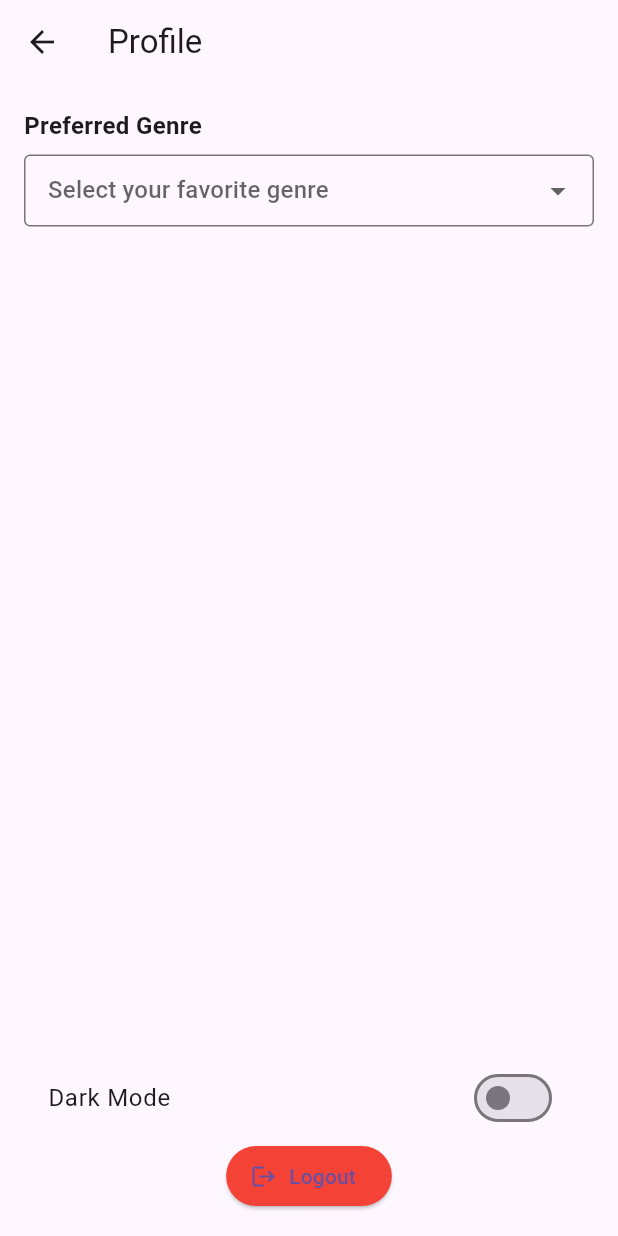
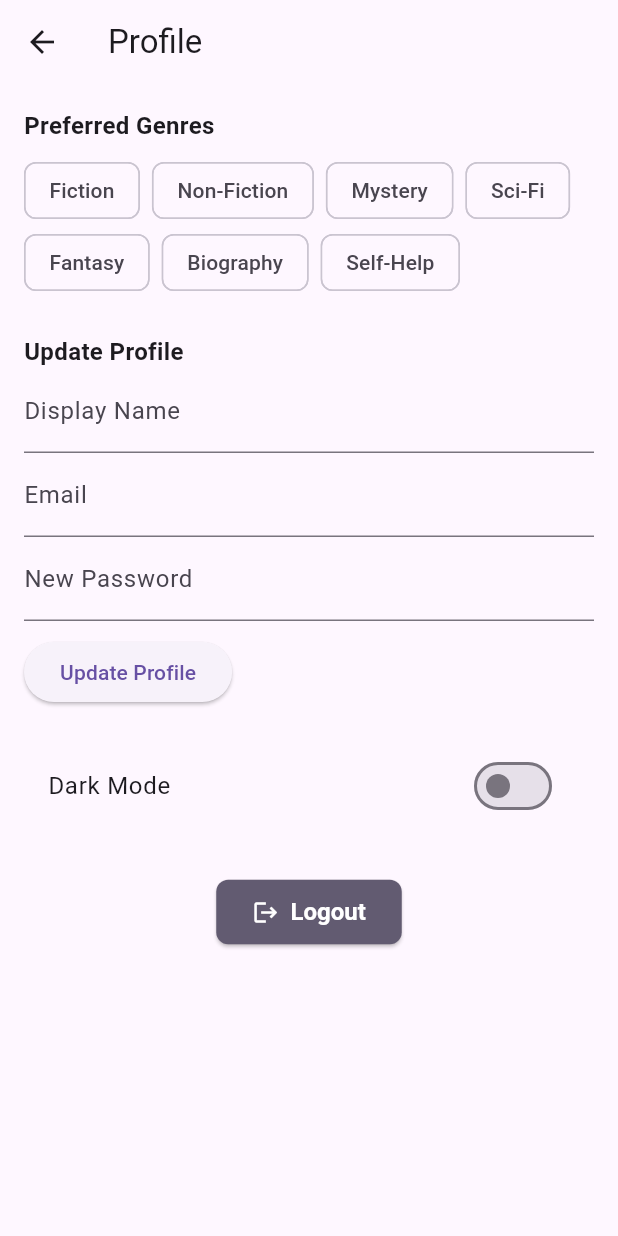
Before and after one commit to nandithakavuri1/project2, a Flutter app: the ProfileScreen screen opened by its route, on a phone screen of 412 x 824 dp. Run offline on Flutter 3.47's test engine with Material 3 defaults, Android fonts, the phone set to English and light mode, and no system bars; our stand-ins replace cloud_firestore, firebase_auth, firebase_core, shared_preferences; accounts and stored records are empty.

Commit message:
changes made to profile screen

```diff
--- a/lib/screens/profile_screen.dart
+++ b/lib/screens/profile_screen.dart
@@ -10,7 +10,7 @@ class ProfileScreen extends StatefulWidget {
 }
 
 class _ProfileScreenState extends State<ProfileScreen> {
-  final user = FirebaseAuth.instance.currentUser!;
+ User? user;
  final genres = [
  'Fiction',
  'Non-Fiction',
@@ -21,69 +21,121 @@ class _ProfileScreenState extends State<ProfileScreen> {
  'Self-Help',
  ];
 
-  String? selectedGenre;
+ List<String> selectedGenres = [];
  bool _loading = true;
+ final _displayNameController = TextEditingController();
+ final _emailController = TextEditingController();
+ final _passwordController = TextEditingController();
 
  @override
  void initState() {
  super.initState();
-    _loadGenrePreference();
-    _syncWithFirestore();
+ user = FirebaseAuth.instance.currentUser;
+ if (user != null) {
+ _displayNameController.text = user!.displayName ?? '';
+ _emailController.text = user!.email ?? '';
+ _loadGenrePreference().then((_) => _syncWithFirestore());
+ } else {
+ setState(() => _loading = false);
+ }
  }
 
-  // 1️⃣ Load from SharedPreferences first
+ // 1?? Load from SharedPreferences first
  Future<void> _loadGenrePreference() async {
  final prefs = await SharedPreferences.getInstance();
-    final local = prefs.getString('preferredGenre');
+ final local = prefs.getStringList('preferredGenres');
  if (local != null) {
  setState(() {
-        selectedGenre = local;
-        _loading = false;
+ selectedGenres = local;
  });
  }
  }
 
-  // 2️⃣ Then fetch from Firestore (and overwrite if needed)
+ // 2?? Then fetch from Firestore (and overwrite if needed)
  Future<void> _syncWithFirestore() async {
-    final doc =
-        await FirebaseFirestore.instance
+ if (user == null) {
+ setState(() => _loading = false);
+ return;
+ }
+ try {
+ final doc = await FirebaseFirestore.instance
  .collection('users')
-            .doc(user.uid)
+ .doc(user!.uid)
  .get();
 
-    final remote = doc.data()?['preferredGenre'] as String?;
-    if (remote != null && remote != selectedGenre) {
+ final remote = (doc.data()?['preferredGenres'] as List?)?.cast<String>();
+ if (remote != null && !_listsEqual(remote, selectedGenres)) {
  setState(() {
-        selectedGenre = remote;
+ selectedGenres = remote;
  });
  // Update local cache
  final prefs = await SharedPreferences.getInstance();
-      await prefs.setString('preferredGenre', remote);
+ await prefs.setStringList('preferredGenres', remote);
+ } else if (remote == null && selectedGenres.isNotEmpty) {
+ await FirebaseFirestore.instance.collection('users').doc(user!.uid).set(
+ {'preferredGenres': selectedGenres},
+ SetOptions(merge: true),
+ );
  }
-    // If no remote, write local → Firestore
-    else if (remote == null && selectedGenre != null) {
-      await FirebaseFirestore.instance.collection('users').doc(user.uid).set({
-        'preferredGenre': selectedGenre,
-      }, SetOptions(merge: true));
-    }
+ } catch (e) {
+ // Optionally handle error
+ } finally {
  setState(() => _loading = false);
  }
+ }
 
-  // 3️⃣ Save both locally and remotely on change
-  Future<void> _onGenreChanged(String? genre) async {
-    if (genre == null) return;
-    setState(() => selectedGenre = genre);
+ // 3?? Save both locally and remotely on change
+ Future<void> _onGenresChanged(List<String> genres) async {
+ setState(() => selectedGenres = genres);
 
  final prefs = await SharedPreferences.getInstance();
-    await prefs.setString('preferredGenre', genre);
+ await prefs.setStringList('preferredGenres', genres);
 
-    await FirebaseFirestore.instance.collection('users').doc(user.uid).set({
-      'preferredGenre': genre,
+ await FirebaseFirestore.instance.collection('users').doc(user!.uid).set({
+ 'preferredGenres': genres,
  }, SetOptions(merge: true));
 
+ ScaffoldMessenger.of(context).showSnackBar(
+ SnackBar(content: Text("Genres saved: ${genres.join(', ')}")),
+ );
+ }
+
+ bool _listsEqual(List<String> a, List<String> b) {
+ if (a.length != b.length) return false;
+ final aSorted = List<String>.from(a)..sort();
+ final bSorted = List<String>.from(b)..sort();
+ for (int i = 0; i < aSorted.length; i++) {
+ if (aSorted[i] != bSorted[i]) return false;
+ }
+ return true;
+ }
+
+ Future<void> _updateProfile() async {
+ if (user == null) return;
+ setState(() => _loading = true);
+ try {
+ if (_displayNameController.text.trim().isNotEmpty) {
+ await user!.updateDisplayName(_displayNameController.text.trim());
+ }
+ if (_emailController.text.trim().isNotEmpty &&
+ _emailController.text.trim() != user!.email) {
+ await user!.updateEmail(_emailController.text.trim());
+ }
+ if (_passwordController.text.trim().isNotEmpty) {
+ await user!.updatePassword(_passwordController.text.trim());
+ }
+ await user!.reload();
+ user = FirebaseAuth.instance.currentUser;
  ScaffoldMessenger.of(
  context,
-    ).showSnackBar(SnackBar(content: Text("Genre saved: $genre")));
+ ).showSnackBar(SnackBar(content: Text("Profile updated!")));
+ } on FirebaseAuthException catch (e) {
+ ScaffoldMessenger.of(context).showSnackBar(
+ SnackBar(content: Text("Error updating profile: ${e.message}")),
+ );
+ } finally {
+ setState(() => _loading = false);
+ }
  }
 
  @override
@@ -91,69 +143,121 @@ class _ProfileScreenState extends State<ProfileScreen> {
  final theme = Theme.of(context);
  final isDark = theme.brightness == Brightness.dark;
 
+ if (user == null) {
+ return Scaffold(body: Center(child: Text("Not logged in.")));
+ }
+
  return Scaffold(
  appBar: AppBar(title: Text("Profile")),
-      body:
-          _loading
+ body: _loading
  ? Center(child: CircularProgressIndicator())
  : Padding(
  padding: const EdgeInsets.all(16),
+ child: SingleChildScrollView(
  child: Column(
  crossAxisAlignment: CrossAxisAlignment.start,
  children: [
  Text(
-                      "Preferred Genre",
+ "Preferred Genres",
  style: TextStyle(
  fontSize: 16,
  fontWeight: FontWeight.bold,
  ),
  ),
  SizedBox(height: 8),
-                    DropdownButtonFormField<String>(
-                      value: selectedGenre,
-                      decoration: InputDecoration(
-                        border: OutlineInputBorder(),
-                        contentPadding: EdgeInsets.symmetric(horizontal: 12),
+ Wrap(
+ spacing: 8,
+ children: genres.map((genre) {
+ final selected = selectedGenres.contains(genre);
+ return FilterChip(
+ label: Text(genre),
+ selected: selected,
+ onSelected: (bool value) {
+ final newGenres = List<String>.from(selectedGenres);
+ if (value) {
+ newGenres.add(genre);
+ } else {
+ newGenres.remove(genre);
+ }
+ _onGenresChanged(newGenres);
+ },
+ );
+ }).toList(),
  ),
-                      hint: Text("Select your favorite genre"),
-                      items:
-                          genres
-                              .map(
-                                (g) =>
-                                    DropdownMenuItem(value: g, child: Text(g)),
-                              )
-                              .toList(),
-                      onChanged: _onGenreChanged,
+ SizedBox(height: 24),
+ Text(
+ "Update Profile",
+ style: TextStyle(
+ fontSize: 16,
+ fontWeight: FontWeight.bold,
  ),
-                    Spacer(),
+ ),
+ TextFormField(
+ controller: _displayNameController,
+ decoration: InputDecoration(labelText: "Display Name"),
+ ),
+ TextFormField(
+ controller: _emailController,
+ decoration: InputDecoration(labelText: "Email"),
+ ),
+ TextFormField(
+ controller: _passwordController,
+ decoration: InputDecoration(labelText: "New Password"),
+ obscureText: true,
+ ),
+ SizedBox(height: 10),
+ ElevatedButton(
+ onPressed: _updateProfile,
+ child: Text("Update Profile"),
+ ),
+ SizedBox(height: 24),
  SwitchListTile(
  title: Text("Dark Mode"),
  value: isDark,
-                      onChanged:
-                          (v) => setState(
-                            () =>
-                                themeNotifier.value =
-                                    v ? ThemeMode.dark : ThemeMode.light,
+ onChanged: (v) => setState(
+ () => themeNotifier.value = v
+ ? ThemeMode.dark
+ : ThemeMode.light,
  ),
  ),
-                    Center(
-                      child: ElevatedButton.icon(
-                        onPressed:
-                            () => FirebaseAuth.instance.signOut().then(
-                              (_) => Navigator.pushReplacementNamed(
+ SizedBox(height: 32),
+ Row(
+ mainAxisAlignment: MainAxisAlignment.center,
+ children: [
+ ElevatedButton.icon(
+ onPressed: () async {
+ final prefs = await SharedPreferences.getInstance();
+ await prefs.clear(); // Clear all local preferences
+ await FirebaseAuth.instance.signOut();
+ Navigator.pushReplacementNamed(context, '/login');
+ },
+ icon: Icon(Icons.logout, color: Colors.white),
+ label: Text(
+ "Logout",
+ style: TextStyle(color: Colors.white),
+ ),
+ style: ElevatedButton.styleFrom(
+ backgroundColor: Theme.of(
  context,
-                                '/login',
+ ).colorScheme.secondary,
+ padding: EdgeInsets.symmetric(
+ horizontal: 24,
+ vertical: 12,
  ),
+ textStyle: TextStyle(
+ fontSize: 16,
+ fontWeight: FontWeight.bold,
  ),
-                        icon: Icon(Icons.logout),
-                        label: Text("Logout"),
-                        style: ElevatedButton.styleFrom(
-                          backgroundColor: Colors.red,
+ shape: RoundedRectangleBorder(
+ borderRadius: BorderRadius.circular(8),
  ),
  ),
  ),
  ],
  ),
+ ],
+ ),
+ ),
  ),
  );
  }
```
Lines whose indentation alone changed are shown as unchanged.
